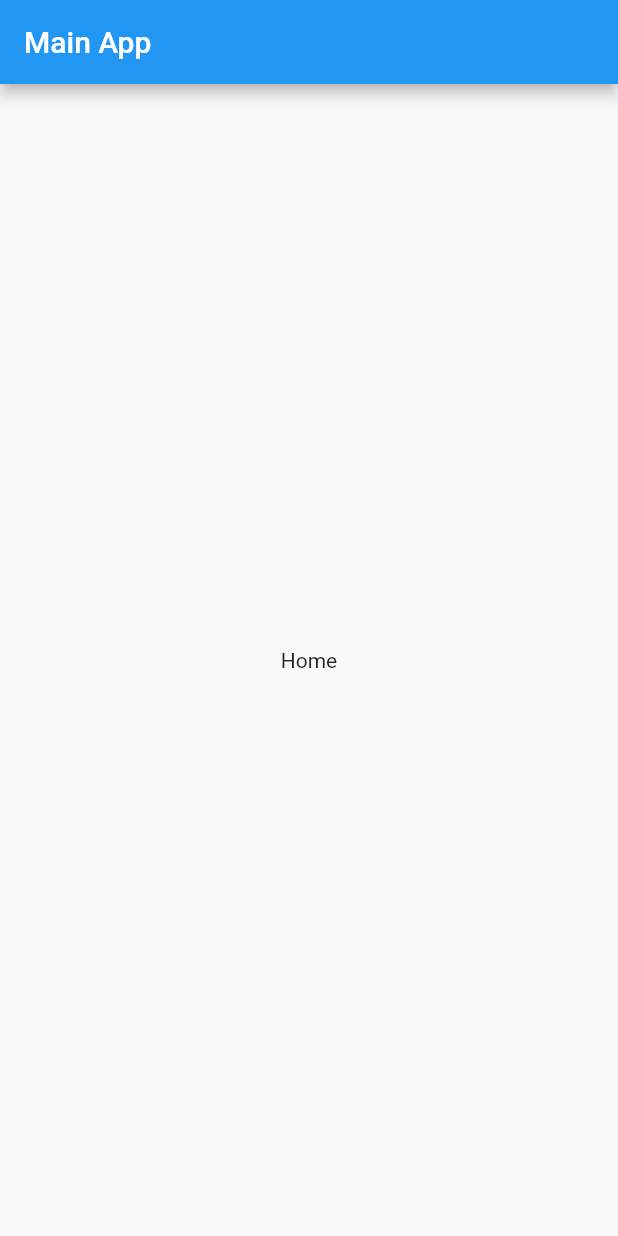
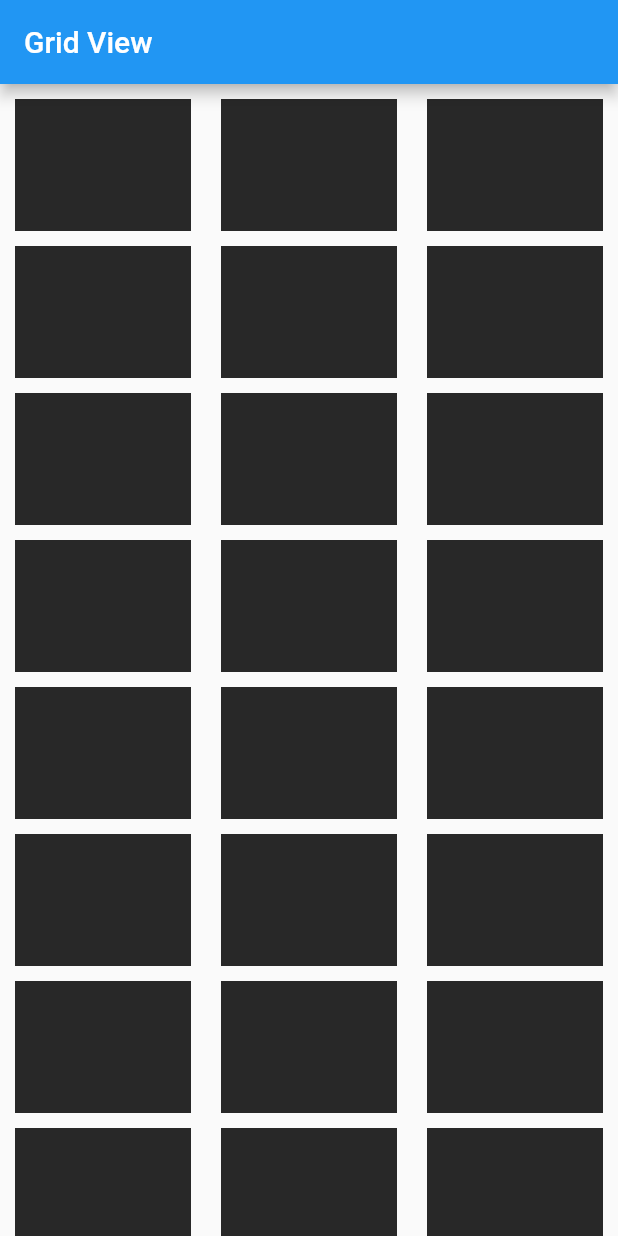
Before and after one commit to untaravc/flutter_start, a Flutter app: the screen it shows after launch, on a phone screen of 412 x 824 dp. Run offline on Flutter 3.47's test engine with Material 2 defaults, Android fonts, the phone set to English and light mode, and no system bars.

Commit message:
grid view

```diff
--- a/lib/main.dart
+++ b/lib/main.dart
@@ -1,3 +1,5 @@
+import 'dart:math';
+
 import 'package:flutter/material.dart';
 
 void main() {
@@ -13,7 +15,7 @@ class MyApp extends StatelessWidget {
       debugShowCheckedModeBanner: false,
       home: Scaffold(
         appBar: AppBar(
-          title: Text('Main App'),
+          title: Text('Grid View'),
         ),
         body: Home(),
       ),
@@ -22,14 +24,24 @@ class MyApp extends StatelessWidget {
 }
 
 class Home extends StatelessWidget {
-  const Home({Key? key}) : super(key: key);
+  final List<Container> myList = List.generate(90, (index) {
+    return Container(
+      color: Color.fromARGB(255, Random().nextInt(255), Random().nextInt(255),
+          Random().nextInt(255)),
+    );
+  });
 
   @override
   Widget build(BuildContext context) {
-    return Container(
-      child: Center(
-        child: Text('Home'),
+    return GridView(
+      padding: EdgeInsets.all(10),
+      gridDelegate: SliverGridDelegateWithFixedCrossAxisCount(
+        crossAxisCount: 3,
+        crossAxisSpacing: 20,
+        mainAxisSpacing: 10,
+        childAspectRatio: 4 / 3,
       ),
+      children: myList,
     );
   }
 }
```
